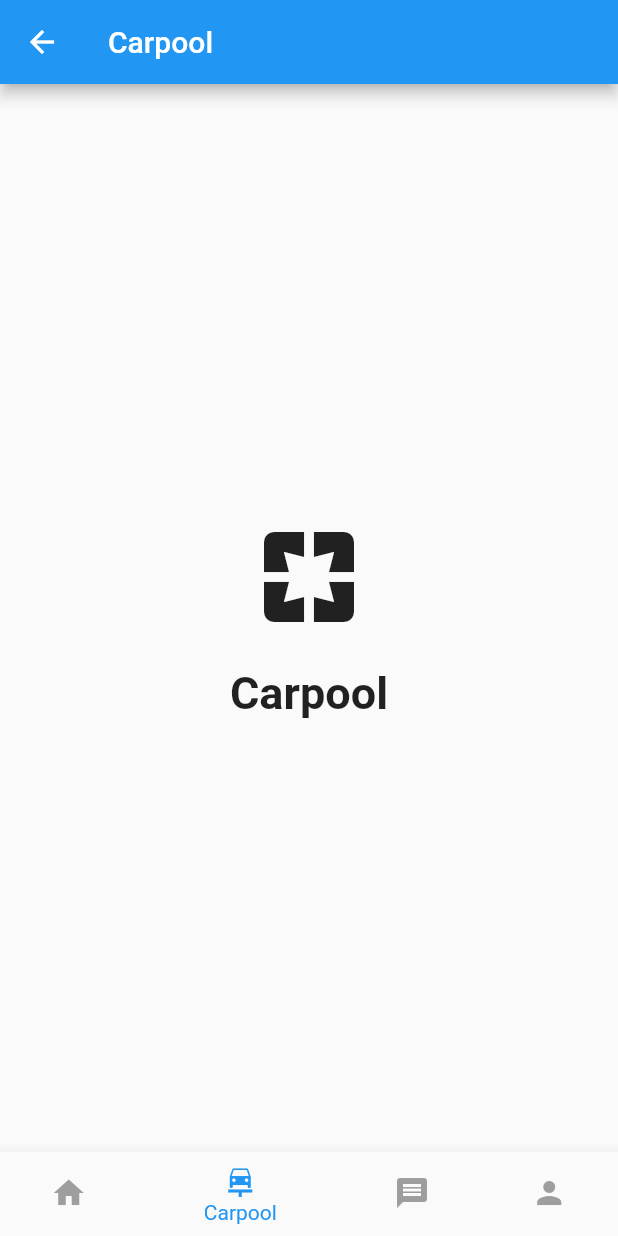
After one commit to RiftNT/sakyahe, a Flutter app: the NavScreen screen opened by its route, item 2 of the bottom bar chosen, on a phone screen of 412 x 824 dp. The commit adds this screen. Run offline on Flutter 3.47's test engine with Material 2 defaults, Android fonts, the phone set to English and light mode, and no system bars; our stand-ins replace cloud_firestore, country_picker, firebase_auth, firebase_core, pinput; accounts and stored records are empty.

Commit message:
added: home, carpool, messages, account screens with nav

```diff
--- a/lib/main.dart
+++ b/lib/main.dart
@@ -1,6 +1,7 @@
 import 'package:flutter/material.dart';
 import 'package:sakyahe/screens/home_screen.dart';
 import 'package:sakyahe/screens/login_screen.dart';
+import 'package:sakyahe/screens/nav.dart';
 import 'package:sakyahe/screens/otp_screen.dart';
 import 'package:sakyahe/screens/register_screen.dart';
 import 'package:sakyahe/screens/user_info_screen.dart';
@@ -28,7 +29,7 @@ class MyApp extends StatelessWidget {
         'login': (context) => const LoginScreen(),
         'otp': (context) => OtpScreen(phoneNumber: '', verify: ''),
         'uinfo': (context) => const UserInfoScreen(),
-        'home': (context) => const HomeScreen(),
+        'nav': (context) => const NavScreen(),
       },
     );
   }
--- /dev/null
+++ b/lib/screens/carpool_screen.dart
@@ -0,0 +1,33 @@
+import 'package:flutter/material.dart';
+
+class CarpoolScreen extends StatelessWidget {
+  const CarpoolScreen({Key? key}) : super(key: key);
+
+  @override
+  Widget build(BuildContext context) {
+    return Scaffold(
+      appBar: AppBar(
+        title: const Text('Carpool'),
+      ),
+      body: Center(
+        child: Column(
+          mainAxisAlignment: MainAxisAlignment.center,
+          children: [
+            const Icon(
+              Icons.pages,
+              size: 80,
+            ),
+            const SizedBox(height: 20),
+            const Text(
+              'Carpool',
+              style: TextStyle(
+                fontSize: 30,
+                fontWeight: FontWeight.bold,
+              ),
+            ),
+          ],
+        ),
+      ),
+    );
+  }
+}
--- a/lib/screens/home_screen.dart
+++ b/lib/screens/home_screen.dart
@@ -1,6 +1,7 @@
 import 'package:cloud_firestore/cloud_firestore.dart';
 import 'package:firebase_auth/firebase_auth.dart';
 import 'package:flutter/material.dart';
+import 'package:sakyahe/screens/nav.dart';
 import 'package:sakyahe/screens/welcome_screen.dart';
 
 import '../widgets/custom_button.dart';
--- /dev/null
+++ b/lib/screens/nav.dart
@@ -0,0 +1,63 @@
+import 'package:flutter/material.dart';
+
+import 'home_screen.dart';
+import 'carpool_screen.dart';
+import 'messages_screen.dart';
+import 'account_screen.dart';
+
+class NavScreen extends StatefulWidget {
+  const NavScreen({Key? key}) : super(key: key);
+
+  @override
+  State<NavScreen> createState() => _NavScreenState();
+}
+
+class _NavScreenState extends State<NavScreen> {
+  int _currentIndex = 0;
+
+  final List<Widget> _children = [
+    const HomeScreen(),
+    const CarpoolScreen(),
+    const MessagesScreen(),
+    const AccountScreen(),
+  ];
+
+  void onTabTapped(int index) {
+    setState(() {
+      _currentIndex = index;
+    });
+  }
+
+  @override
+  Widget build(BuildContext context) {
+    return Scaffold(
+      body: SafeArea(
+        child: _children[_currentIndex],
+      ),
+      bottomNavigationBar: BottomNavigationBar(
+        currentIndex: _currentIndex,
+        onTap: onTabTapped,
+        items: const [
+          BottomNavigationBarItem(
+            icon: Icon(Icons.home),
+            label: 'Home',
+          ),
+          BottomNavigationBarItem(
+            icon: Icon(Icons.car_repair),
+            label: 'Carpool',
+          ),
+          BottomNavigationBarItem(
+            icon: Icon(Icons.message),
+            label: 'Messages',
+          ),
+          BottomNavigationBarItem(
+            icon: Icon(Icons.person),
+            label: 'Account',
+          ),
+        ],
+        selectedItemColor: Colors.blue,
+        unselectedItemColor: Colors.grey,
+      ),
+    );
+  }
+}
--- a/lib/screens/otp_screen.dart
+++ b/lib/screens/otp_screen.dart
@@ -3,6 +3,7 @@ import 'package:firebase_auth/firebase_auth.dart';
 import 'package:flutter/material.dart';
 import 'package:pinput/pinput.dart';
 import 'package:sakyahe/screens/home_screen.dart';
+import 'package:sakyahe/screens/nav.dart';
 import 'package:sakyahe/widgets/custom_button.dart';
 import 'package:sakyahe/screens/user_info_screen.dart';
 
@@ -99,7 +100,7 @@ class _OtpScreenState extends State<OtpScreen> {
                         if (result.docs.isNotEmpty) {
                           Navigator.pushAndRemoveUntil(
                             context,
-                            MaterialPageRoute(builder: (context) => HomeScreen()),
+                            MaterialPageRoute(builder: (context) => NavScreen()),
                             (route) => false,
                           );
                         } else {
--- a/lib/screens/user_info_screen.dart
+++ b/lib/screens/user_info_screen.dart
@@ -1,6 +1,7 @@
 import 'package:flutter/material.dart';
 import 'package:firebase_auth/firebase_auth.dart';
 import 'package:cloud_firestore/cloud_firestore.dart';
+import 'package:sakyahe/screens/nav.dart';
 import 'package:sakyahe/screens/register_screen.dart';
 import 'package:sakyahe/widgets/custom_button.dart';
 import 'package:sakyahe/screens/home_screen.dart';
@@ -74,7 +75,7 @@ class _UserInfoScreenState extends State<UserInfoScreen> {
                           Navigator.push(
                             context,
                             MaterialPageRoute(
-                              builder: (context) => const HomeScreen(),
+                              builder: (context) => const NavScreen(),
                             ),
                           );
                         }
```
Also changed, not shown: lib/screens/account_screen.dart (added, +33 -0 lines), lib/screens/messages_screen.dart (added, +33 -0 lines).
